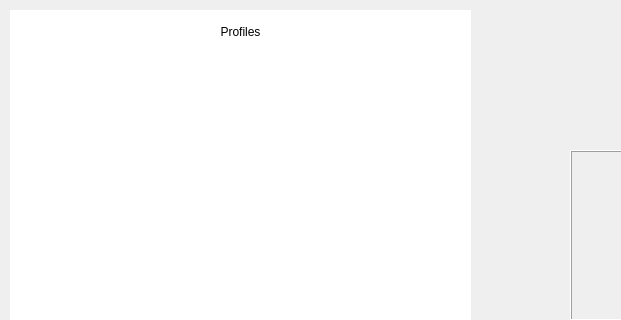
Above: Team32-3004-Project/mainwindow.ui from Harry-Dinh/COMP-3004-F24-Final before the change; both pictures show x 0 to 621 and y 0 to 320 of the 939 by 595 pixel window. Below: the same form after it.
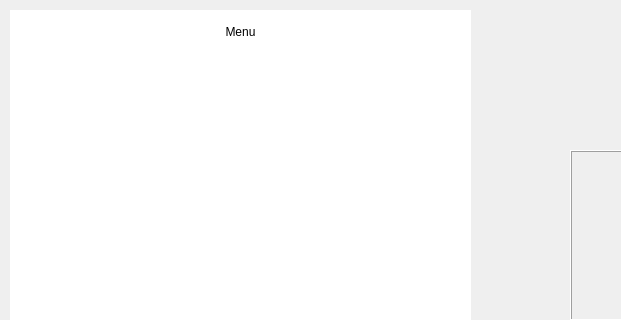
That is the form after the change.

Commit message: Create getName() to display the current menu's name in the window

```diff
--- a/Team32-3004-Project/mainwindow.ui
+++ b/Team32-3004-Project/mainwindow.ui
@@ -123,7 +123,7 @@
       </rect>
      </property>
      <property name="text">
-      <string>Profiles</string>
+      <string>Menu</string>
      </property>
      <property name="alignment">
       <set>Qt::AlignCenter</set>
```
The commit also changes 3 other files.
